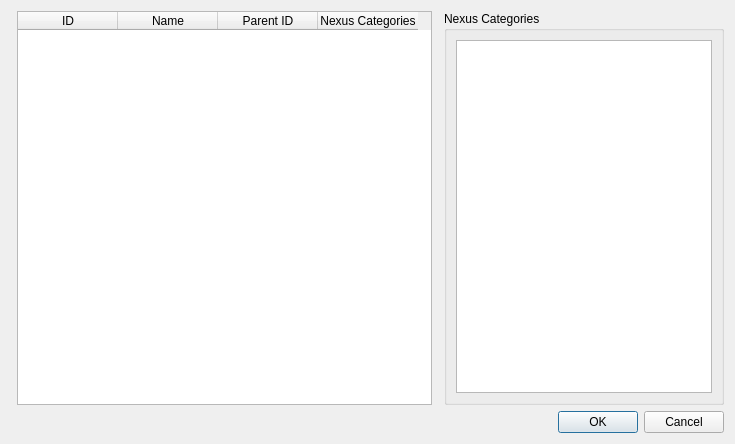
Old version of the form modorganizer/src/categoriesdialog.ui in the repository Holt59/mo2-merge.
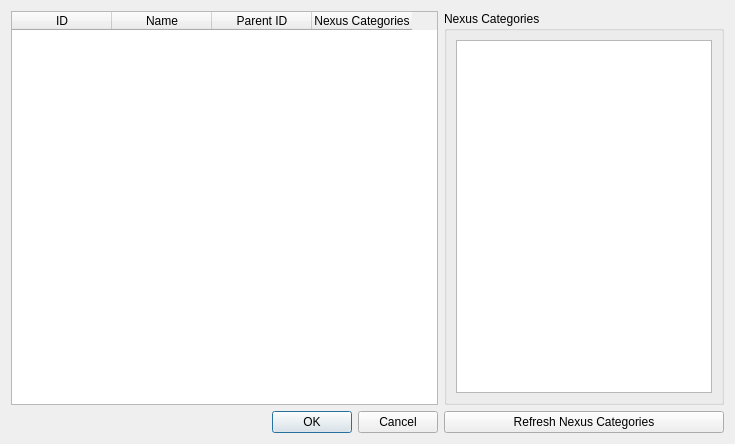
New version of the form.

Commit message: [modorganizer] WIP: Refactor cat dialog and implement nex cat updates

```diff
--- a/modorganizer/src/categoriesdialog.ui
+++ b/modorganizer/src/categoriesdialog.ui
@@ -14,16 +14,6 @@
    <string>Categories</string>
   </property>
   <layout class="QGridLayout" name="gridLayout">
-   <item row="1" column="2" colspan="4">
-    <widget class="QDialogButtonBox" name="buttonBox">
-     <property name="orientation">
-      <enum>Qt::Horizontal</enum>
-     </property>
-     <property name="standardButtons">
-      <set>QDialogButtonBox::Cancel|QDialogButtonBox::Ok</set>
-     </property>
-    </widget>
-   </item>
    <item row="0" column="3">
     <widget class="QTableWidget" name="categoriesTable">
      <property name="contextMenuPolicy">
@@ -123,6 +113,16 @@
      </column>
     </widget>
    </item>
+   <item row="4" column="3">
+    <widget class="QDialogButtonBox" name="buttonBox">
+     <property name="orientation">
+      <enum>Qt::Horizontal</enum>
+     </property>
+     <property name="standardButtons">
+      <set>QDialogButtonBox::Cancel|QDialogButtonBox::Ok</set>
+     </property>
+    </widget>
+   </item>
    <item row="0" column="5">
     <widget class="QGroupBox" name="groupBox">
      <property name="layoutDirection">
@@ -151,6 +151,13 @@
      </layout>
     </widget>
    </item>
+   <item row="4" column="5">
+    <widget class="QPushButton" name="nexusRefresh">
+     <property name="text">
+      <string>Refresh Nexus Categories</string>
+     </property>
+    </widget>
+   </item>
   </layout>
  </widget>
  <resources/>
```
Left out of the diff: 2 changed lines with no effect on the pictures. The commit also changes 9 other files.
